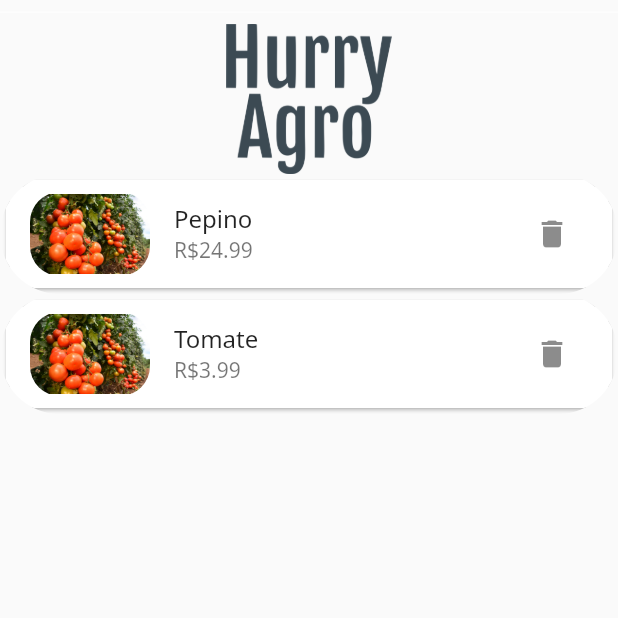
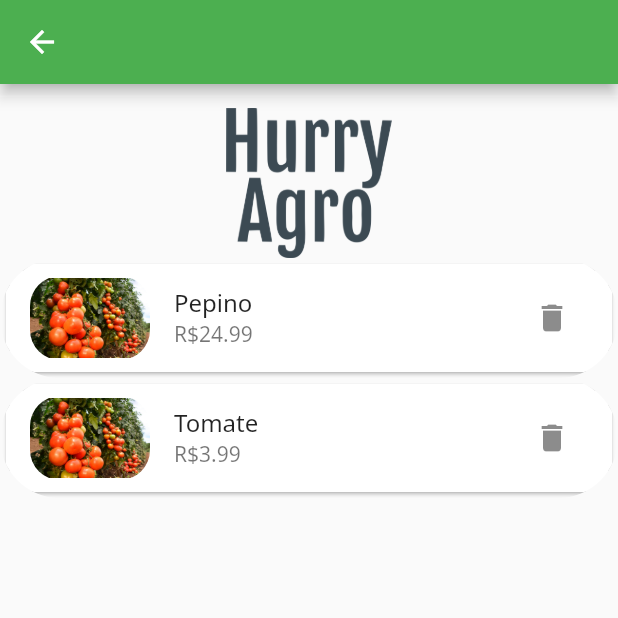
Before and after one commit to Bigjhow/HurryAgro, a Flutter app: the MeusAnuncios screen opened directly, on a phone screen of 412 x 824 dp, the top half of it. Run offline on Flutter 3.47's test engine with Material 2 defaults, Android fonts, the phone set to English and light mode, and no system bars; our stand-ins replace carousel_slider, image_picker, page_transition.

Commit message:
Funcional agora

```diff
--- a/lib/view/user/meusAnuncios.dart
+++ b/lib/view/user/meusAnuncios.dart
@@ -1,16 +1,8 @@
 //---- Packages
-import 'package:flutter/cupertino.dart';
 import 'package:flutter/material.dart';
-import 'package:carousel_slider/carousel_slider.dart';
-
-//---- Screens
-import 'package:hurryAgro/view/home/anuncio.dart';
 
 //---- Datas
 import 'package:hurryAgro/data/data.dart';
-
-import '../../data/data.dart';
-import '../../data/data.dart';
 
 class MeusAnuncios extends StatefulWidget {
   @override
@@ -18,19 +10,21 @@ class MeusAnuncios extends StatefulWidget {
 }
 
 class _HomeState extends State<MeusAnuncios> {
-  var textTitulo = TextStyle(fontSize: 20);
-  var textPreco = TextStyle(fontSize: 20, color: Colors.blue);
-
   Future getDados() async {
     print("Recaregado");
     return anuncios;
   }
 
+  var produtoApagado;
+
   @override
   Widget build(BuildContext context) {
-    appBar : AppBar(
-        backgroundColor: Colors.green,
-      );
+    return Scaffold(
+        appBar: AppBar(),
+        body: FutureBuilder(
+          future: getDados(),
+          builder: (context, snapshot) {
+            if (snapshot.connectionState == ConnectionState.done) {
               return RefreshIndicator(
                   child: SingleChildScrollView(
                       child: Column(children: [
@@ -47,16 +41,50 @@ class _HomeState extends State<MeusAnuncios> {
                         child: ListView.builder(
                           itemCount: anuncios.length,
                           itemBuilder: (context, index) {
-                  return GestureDetector(
-                      onTap: () =>{},
+                            return Dismissible(
+                                direction: DismissDirection.startToEnd,
+                                background: Container(
+                                  color: Colors.red,
+                                  child: Align(
+                                      alignment: Alignment(-0.9, 0),
+                                      child: Icon(Icons.delete,
+                                          color: Colors.white)),
+                                ),
+                                onDismissed: (d) {
+                                  produtoApagado = anuncios[index];
+                                  setState(() {
+                                    anuncios.removeAt(index);
+                                  });
+                                  Scaffold.of(context).showSnackBar(SnackBar(
+                                    content: Text("O Produto: " +
+                                        produtoApagado["name"] +
+                                        " foi excluido"),
+                                    action: SnackBarAction(
+                                        label: "Desfazer",
+                                        onPressed: () {
+                                          setState(() {
+                                            anuncios.insert(
+                                                index, produtoApagado);
+                                          });
+                                        }),
+                                    duration: Duration(seconds: 3),
+                                    backgroundColor: Colors.white,
+                                  ));
+                                },
+                                key: Key(DateTime.now().toString()),
+                                child: GestureDetector(
+                                    onTap: () => {},
                                     child: ClipRRect(
-                          borderRadius: BorderRadius.circular(120),
+                                        borderRadius:
+                                            BorderRadius.circular(120),
                                         child: Card(
                                             child: ListTile(
                                           title: Text(anuncios[index]["name"]),
-                            subtitle: Text("R\$${anuncios[index]["price"]}"),
+                                          subtitle: Text(
+                                              "R\$${anuncios[index]["price"]}"),
                                           leading: ClipRRect(
-                              borderRadius: BorderRadius.circular(20),
+                                            borderRadius:
+                                                BorderRadius.circular(20),
                                             child: Image.asset(
                                               anuncios[index]["image"],
                                               width: 80,
@@ -65,14 +93,20 @@ class _HomeState extends State<MeusAnuncios> {
                                           ),
                                           trailing: IconButton(
                                               icon: Icon(Icons.delete),
-                              onPressed :(){
-                                anuncios.remove([index]);
-                              }
-                            ),
-                          ))));
+                                              onPressed: () {
+                                                setState(() {
+                                                  anuncios.removeAt(index);
+                                                });
+                                              }),
+                                        )))));
                           },
                         ))
                   ])),
                   onRefresh: () => getDados());
+            } else if (snapshot.connectionState == ConnectionState.waiting) {
+              return CircularProgressIndicator();
+            }
+          },
+        ));
   }
 }
```
Lines whose indentation alone changed are shown as unchanged.
